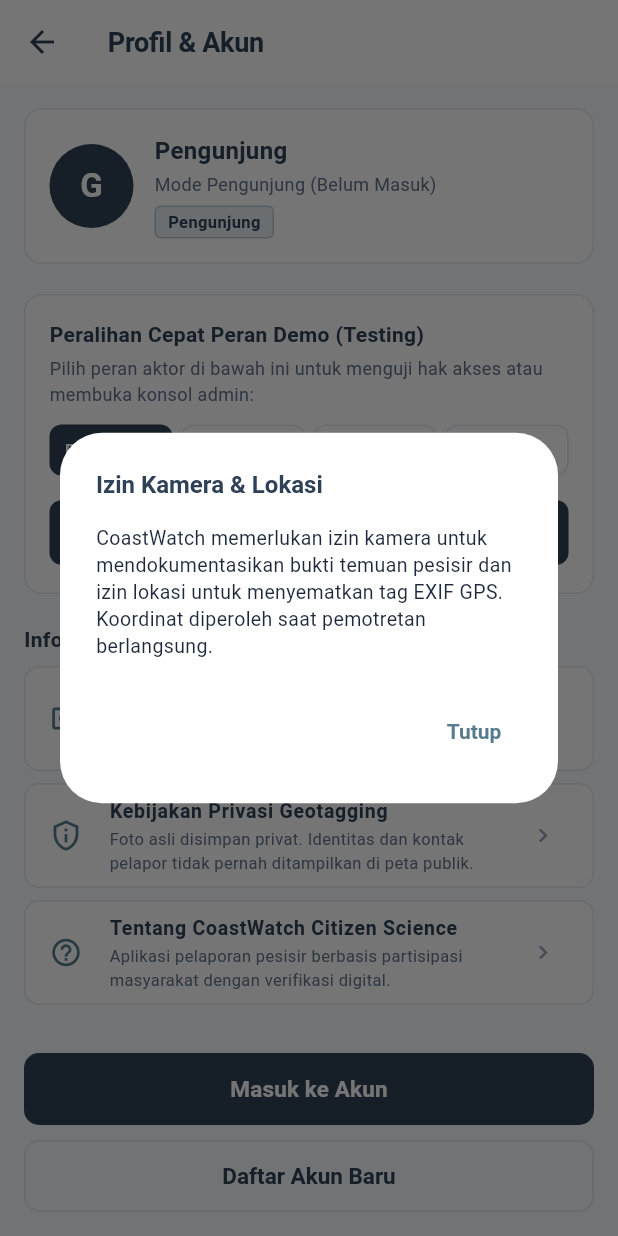
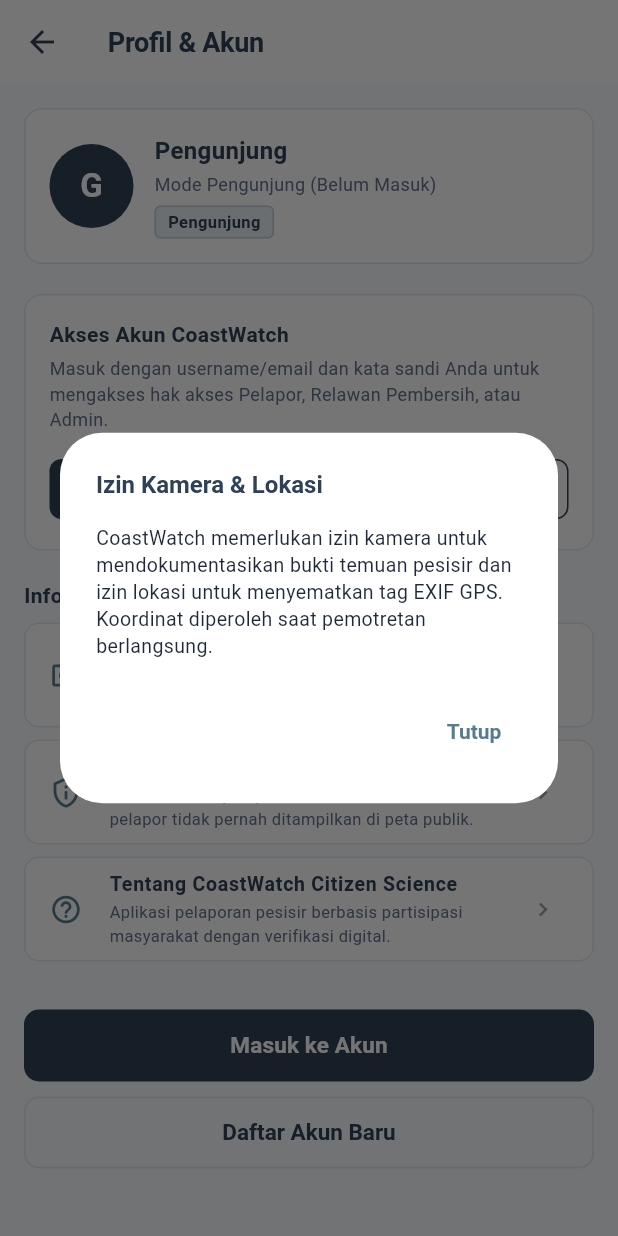
Before and after one commit to Brodhii/CoastWatch, a Flutter app: the ProfileScreen screen opened directly, after a tap on "Izin Kamera & Sensor Lokasi", on a phone screen of 412 x 824 dp. Run offline on Flutter 3.47's test engine with Material 3 defaults, Android fonts, the phone set to English and light mode, and no system bars; our stand-ins replace camera, flutter_map, geolocator, image_picker, latlong2, supabase_flutter; missing offline and left inert: exif; accounts and stored records are empty; network calls fail.

Commit message:
feat(auth): disable quick role switcher and enhance manual login with username/email and password

```diff
--- a/lib/profile/profile_screen.dart
+++ b/lib/profile/profile_screen.dart
@@ -83,7 +83,8 @@ class ProfileScreen extends StatelessWidget {
 
               const SizedBox(height: 20),
 
-              // 2. Role Switcher for Demo & Presentation (Section 15.10 & 20)
+              // 2. Action Card based on Authentication State
+              if (isGuest) ...[
                 Container(
                   padding: const EdgeInsets.all(16),
                   decoration: BoxDecoration(
@@ -95,7 +96,7 @@ class ProfileScreen extends StatelessWidget {
                     crossAxisAlignment: CrossAxisAlignment.start,
                     children: [
                       const Text(
-                      'Peralihan Cepat Peran Demo (Testing)',
+                        'Akses Akun CoastWatch',
                         style: TextStyle(
                           fontSize: 14,
                           fontWeight: FontWeight.w700,
@@ -104,52 +105,89 @@ class ProfileScreen extends StatelessWidget {
                       ),
                       const SizedBox(height: 4),
                       const Text(
-                      'Pilih peran aktor di bawah ini untuk menguji hak akses atau membuka konsol admin:',
-                      style: TextStyle(fontSize: 12, color: AppTheme.textSecondary),
+                        'Masuk dengan username/email dan kata sandi Anda untuk mengakses hak akses Pelapor, Relawan Pembersih, atau Admin.',
+                        style: TextStyle(fontSize: 12, color: AppTheme.textSecondary, height: 1.4),
+                      ),
+                      const SizedBox(height: 14),
+                      Row(
+                        children: [
+                          Expanded(
+                            child: ElevatedButton.icon(
+                              onPressed: () => Navigator.pushNamed(context, AppRoutes.login),
+                              style: ElevatedButton.styleFrom(
+                                backgroundColor: AppTheme.navy,
+                                foregroundColor: AppTheme.white,
+                                padding: const EdgeInsets.symmetric(vertical: 12),
+                                shape: RoundedRectangleBorder(borderRadius: BorderRadius.circular(8)),
+                              ),
+                              icon: const Icon(Icons.login, size: 16),
+                              label: const Text('Masuk ke Akun', style: TextStyle(fontWeight: FontWeight.w600, fontSize: 13)),
+                            ),
+                          ),
+                          const SizedBox(width: 10),
+                          Expanded(
+                            child: OutlinedButton(
+                              onPressed: () => Navigator.pushNamed(context, AppRoutes.register),
+                              style: OutlinedButton.styleFrom(
+                                padding: const EdgeInsets.symmetric(vertical: 12),
+                                side: const BorderSide(color: AppTheme.navy),
+                                shape: RoundedRectangleBorder(borderRadius: BorderRadius.circular(8)),
+                              ),
+                              child: const Text('Daftar Akun', style: TextStyle(fontWeight: FontWeight.w600, fontSize: 13, color: AppTheme.navy)),
+                            ),
+                          ),
+                        ],
+                      ),
+                    ],
+                  ),
+                ),
+                const SizedBox(height: 20),
+              ] else if (user.isAdmin) ...[
+                // Admin Console Entry
+                Container(
+                  padding: const EdgeInsets.all(16),
+                  decoration: BoxDecoration(
+                    color: AppTheme.white,
+                    borderRadius: BorderRadius.circular(12),
+                    border: Border.all(color: AppTheme.border),
+                  ),
+                  child: Column(
+                    crossAxisAlignment: CrossAxisAlignment.start,
+                    children: [
+                      const Row(
+                        children: [
+                          Icon(Icons.admin_panel_settings_outlined, color: AppTheme.navy, size: 20),
+                          SizedBox(width: 8),
+                          Text(
+                            'Konsol Admin Operasional',
+                            style: TextStyle(fontSize: 14, fontWeight: FontWeight.w700, color: AppTheme.navy),
+                          ),
+                        ],
+                      ),
+                      const SizedBox(height: 6),
+                      const Text(
+                        'Kelola verifikasi antrean laporan masuk, validasi aksi bersih relawan, dan pantau log audit sistem.',
+                        style: TextStyle(fontSize: 12, color: AppTheme.textSecondary, height: 1.4),
                       ),
                       const SizedBox(height: 12),
-                    Row(
-                      children: [
-                        _buildRoleChip(context, 'Pengunjung', UserRole.guest, authService),
-                        const SizedBox(width: 6),
-                        _buildRoleChip(context, 'Pelapor', UserRole.reporter, authService),
-                        const SizedBox(width: 6),
-                        _buildRoleChip(context, 'Relawan', UserRole.cleaner, authService),
-                        const SizedBox(width: 6),
-                        _buildRoleChip(context, 'Admin', UserRole.admin, authService),
-                      ],
-                    ),
-                    const SizedBox(height: 14),
-                    // Dedicated Admin Access Button (Always accessible for testing)
                       SizedBox(
                         width: double.infinity,
                         child: ElevatedButton(
                           style: ElevatedButton.styleFrom(
                             backgroundColor: AppTheme.navy,
                             foregroundColor: Colors.white,
-                          padding: const EdgeInsets.symmetric(vertical: 14),
-                          shape: RoundedRectangleBorder(
-                            borderRadius: BorderRadius.circular(8),
+                            padding: const EdgeInsets.symmetric(vertical: 12),
+                            shape: RoundedRectangleBorder(borderRadius: BorderRadius.circular(8)),
                           ),
-                          elevation: 0,
-                        ),
-                        onPressed: () {
-                          if (!user.isAdmin) {
-                            authService.switchRoleForDemo(UserRole.admin);
-                          }
-                          Navigator.pushNamed(context, AppRoutes.adminShell);
-                        },
-                        child: Text(
-                          user.isAdmin ? 'Buka Konsol Admin CoastWatch' : 'Masuk sebagai Admin & Buka Konsol',
-                          style: const TextStyle(fontSize: 13, fontWeight: FontWeight.w700),
-                        ),
+                          onPressed: () => Navigator.pushNamed(context, AppRoutes.adminShell),
+                          child: const Text('Buka Konsol Admin', style: TextStyle(fontSize: 13, fontWeight: FontWeight.w700)),
                         ),
                       ),
                     ],
                   ),
                 ),
-
                 const SizedBox(height: 20),
+              ],
 
               // 3. Information & Privacy Section (Section 15.9)
               const Text(
@@ -236,37 +274,6 @@ class ProfileScreen extends StatelessWidget {
     );
   }
 
-  Widget _buildRoleChip(BuildContext context, String label, UserRole role, AuthService auth) {
-    final isSelected = auth.currentRole == role;
-    return Expanded(
-      child: InkWell(
-        onTap: () {
-          auth.switchRoleForDemo(role);
-        },
-        borderRadius: BorderRadius.circular(8),
-        child: Container(
-          padding: const EdgeInsets.symmetric(vertical: 8),
-          alignment: Alignment.center,
-          decoration: BoxDecoration(
-            color: isSelected ? AppTheme.navy : AppTheme.white,
-            borderRadius: BorderRadius.circular(8),
-            border: Border.all(color: isSelected ? AppTheme.navy : AppTheme.border),
-          ),
-          child: Text(
-            label,
-            style: TextStyle(
-              fontSize: 11,
-              fontWeight: isSelected ? FontWeight.w700 : FontWeight.w500,
-              color: isSelected ? AppTheme.white : AppTheme.navy,
-            ),
-            maxLines: 1,
-            overflow: TextOverflow.ellipsis,
-          ),
-        ),
-      ),
-    );
-  }
-
   Widget _buildTile({
     required IconData icon,
     required String title,
--- a/lib/services/auth_service.dart
+++ b/lib/services/auth_service.dart
@@ -40,12 +40,18 @@ class AuthService extends ChangeNotifier {
 
   Future<bool> signIn(String email, String password) async {
     final client = _supabaseService.client;
+    final trimmedInput = email.trim();
+    // Mendukung login menggunakan username maupun alamat email lengkap
+    final effectiveEmail = trimmedInput.contains('@')
+        ? trimmedInput
+        : '$trimmedInput@coastwatch.id';
+
     if (client != null && _supabaseService.isInitialized) {
       try {
-        final res = await client.auth.signInWithPassword(email: email, password: password);
+        final res = await client.auth.signInWithPassword(email: effectiveEmail, password: password);
         final user = res.user;
         if (user != null) {
-          String displayName = user.userMetadata?['display_name'] ?? email.split('@').first;
+          String displayName = user.userMetadata?['display_name'] ?? effectiveEmail.split('@').first;
           UserRole role = UserRoleExtension.fromString(user.userMetadata?['role'] as String?);
 
           // Cek profil dari tabel public.profiles untuk memastikan role akurat (admin/cleaner/reporter)
@@ -61,7 +67,7 @@ class AuthService extends ChangeNotifier {
 
           _currentUser = UserProfileModel(
             id: user.id,
-            email: user.email ?? email,
+            email: user.email ?? effectiveEmail,
             displayName: displayName,
             role: role,
             createdAt: DateTime.tryParse(user.createdAt) ?? DateTime.now(),
@@ -76,16 +82,18 @@ class AuthService extends ChangeNotifier {
     }
 
     // Demo/Fallback Auth (jika offline atau akun belum terdaftar di Supabase)
-    debugPrint('[AuthService] Menggunakan fallback mode demo untuk akun: $email');
+    debugPrint('[AuthService] Menggunakan fallback mode demo untuk akun: $effectiveEmail');
     final mock = MockDataService.mockUsers.firstWhere(
-      (u) => u.email.toLowerCase() == email.trim().toLowerCase(),
+      (u) =>
+          u.email.toLowerCase() == effectiveEmail.toLowerCase() ||
+          u.email.split('@').first.toLowerCase() == trimmedInput.toLowerCase(),
       orElse: () => UserProfileModel(
         id: 'usr-${DateTime.now().millisecondsSinceEpoch}',
-        email: email.trim(),
-        displayName: email.split('@').first,
-        role: email.contains('admin')
+        email: effectiveEmail,
+        displayName: effectiveEmail.split('@').first,
+        role: effectiveEmail.contains('admin')
             ? UserRole.admin
-            : email.contains('clean') || email.contains('relawan')
+            : effectiveEmail.contains('clean') || effectiveEmail.contains('relawan')
                 ? UserRole.cleaner
                 : UserRole.reporter,
         createdAt: DateTime.now(),
```
Also changed, not shown: lib/auth/login_screen.dart (+31 -33 lines). Lines whose indentation alone changed are shown as unchanged.
